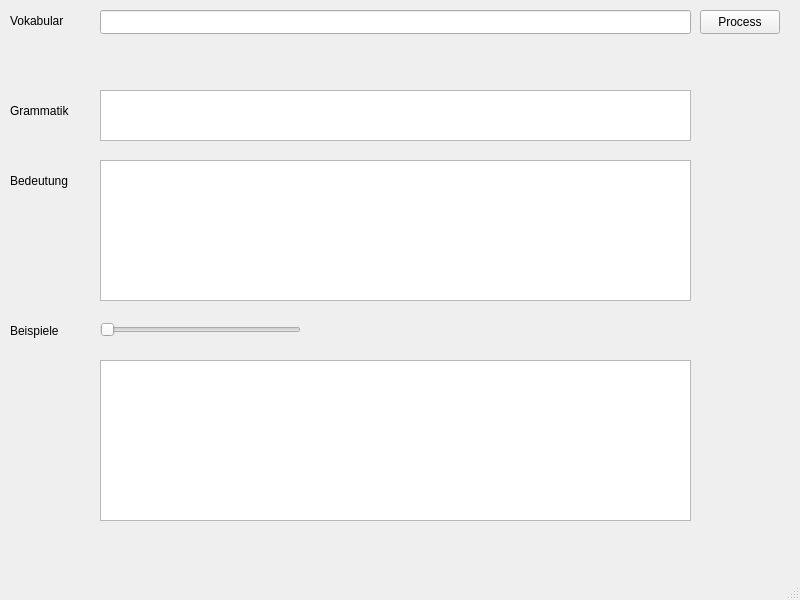
This is mainwindow.ui in pousche/dwds-pyrser as Qt 5 draws it before an edit. The edited form follows.
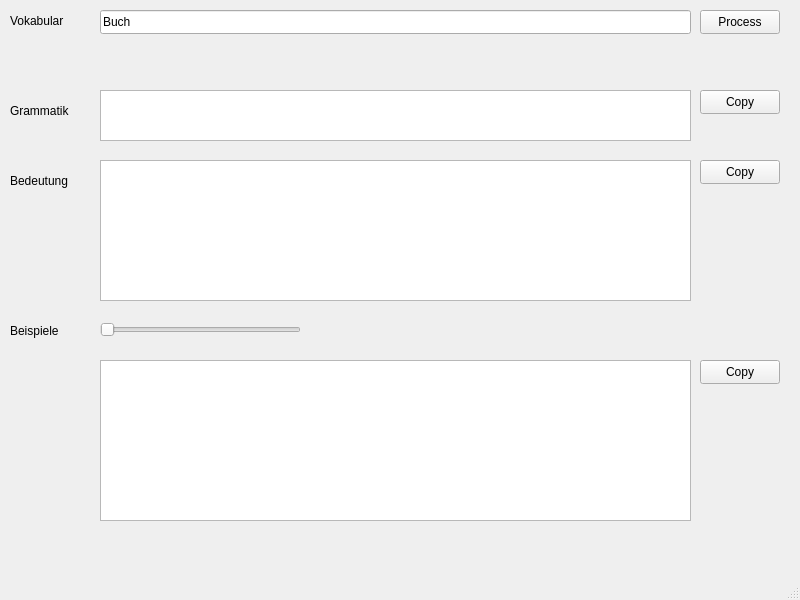
This is the edited form.

The edit to the form file:
```diff
--- a/mainwindow.ui
+++ b/mainwindow.ui
@@ -36,6 +36,9 @@
       <height>24</height>
      </rect>
     </property>
+    <property name="text">
+     <string>Buch</string>
+    </property>
    </widget>
    <widget class="QLabel" name="label_vocab">
     <property name="geometry">
@@ -138,6 +141,45 @@
      </rect>
     </property>
    </widget>
+   <widget class="QPushButton" name="button_copy_grammar">
+    <property name="geometry">
+     <rect>
+      <x>700</x>
+      <y>90</y>
+      <width>80</width>
+      <height>24</height>
+     </rect>
+    </property>
+    <property name="text">
+     <string>Copy</string>
+    </property>
+   </widget>
+   <widget class="QPushButton" name="button_copy_meaning">
+    <property name="geometry">
+     <rect>
+      <x>700</x>
+      <y>160</y>
+      <width>80</width>
+      <height>24</height>
+     </rect>
+    </property>
+    <property name="text">
+     <string>Copy</string>
+    </property>
+   </widget>
+   <widget class="QPushButton" name="button_copy_example">
+    <property name="geometry">
+     <rect>
+      <x>700</x>
+      <y>360</y>
+      <width>80</width>
+      <height>24</height>
+     </rect>
+    </property>
+    <property name="text">
+     <string>Copy</string>
+    </property>
+   </widget>
   </widget>
   <widget class="QMenuBar" name="menubar">
    <property name="geometry">
```
Left out of the diff: 2 changed lines with no effect on the pictures.
